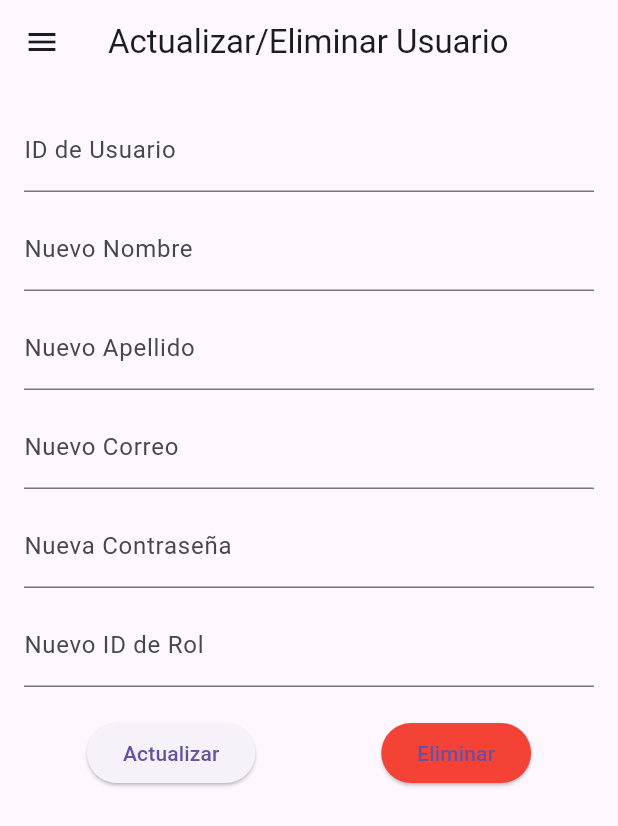
After one commit to Elfabian098/Grupo5, a Flutter app: the MantenimientoUsu screen opened directly, after a tap on "Actualizar/Eliminar Usuario", on a phone screen of 412 x 824 dp. The commit adds this screen. Shown: the top 826 px of the screen. Run offline on Flutter 3.47's test engine with Material 3 defaults, Android fonts, the light colour scheme and no system bars; our stand-ins replace shared_preferences; accounts and stored records are empty; network calls fail.

Commit message:
MAC grafica usuarios

```diff
--- /dev/null
+++ b/lib/GraficamenteMantenimientoUsuario.dart
@@ -0,0 +1,321 @@
+import 'dart:convert';
+import 'package:flutter/material.dart';
+import 'package:http/http.dart' as http;
+import 'package:guia5/NavDrawer.dart';
+
+
+
+class MantenimientoUsu extends StatelessWidget {
+  final User objUser = User();
+
+  @override
+  Widget build(BuildContext context) {
+    return Scaffold(
+      appBar: AppBar(
+        title: Text('Gestión de Usuarios'),
+      ),
+      drawer: NavDrawer(),
+      body: Center(
+        child: Column(
+          mainAxisAlignment: MainAxisAlignment.center,
+          crossAxisAlignment: CrossAxisAlignment.center,
+          children: <Widget>[
+            ElevatedButton(
+              onPressed: () {
+                // Navegar a la página para agregar usuario
+                Navigator.push(
+                  context,
+                  MaterialPageRoute(builder: (context) => AgregarUsuarioPage()),
+                );
+              },
+              child: Text('Agregar Usuario'),
+            ),
+            SizedBox(height: 20),
+            ElevatedButton(
+              onPressed: () {
+                // Navegar a la página para listar usuarios
+                Navigator.push(
+                  context,
+                  MaterialPageRoute(builder: (context) => ListarUsuariosPage()),
+                );
+              },
+              child: Text('Listar Usuarios'),
+            ),
+            SizedBox(height: 20),
+            ElevatedButton(
+              onPressed: () {
+                // Navegar a la página para actualizar o eliminar usuario
+                Navigator.push(
+                  context,
+                  MaterialPageRoute(builder: (context) => ActualizarEliminarUsuarioPage()),
+                );
+              },
+              child: Text('Actualizar/Eliminar Usuario'),
+            ),
+          ],
+        ),
+      ),
+    );
+  }
+}
+
+class User {
+  final String _url1 = "http://localhost:3000/controller/usuario.php";
+
+  Future<bool> addUser(String usu_nom, String usu_ape, String usu_correo, String usu_pass, String rol_id) async {
+    try {
+      final url = Uri.parse('$_url1?op=guardaryeditar&usu_nom=$usu_nom&usu_ape=$usu_ape&usu_correo=$usu_correo&usu_pass=$usu_pass&rol_id=$rol_id');
+      final resp = await http.get(url);
+      final decodedData = json.decode(resp.body);
+      print(decodedData);
+      if (resp.statusCode == 200) {
+        print("Usuario agregado correctamente");
+      } else {
+        print("Error al agregar usuario - Estado: ${resp.statusCode}");
+      }
+    } catch (e) {
+      print(e);
+    }
+    return true;
+  }
+
+  Future<bool> deleteUser(String usu_id) async {
+    try {
+      final url = Uri.parse('$_url1?op=eliminar&usu_id=$usu_id');
+      final resp = await http.get(url);
+
+      if (resp.statusCode == 200) {
+        final decodedData = json.decode(resp.body);
+        print(decodedData);
+        print("Usuario eliminado correctamente");
+      } else {
+        print("Error al eliminar usuario - Estado: ${resp.statusCode}");
+      }
+    } catch (e) {
+      print(e);
+    }
+    return true;
+  }
+
+  Future<bool> updateUser(String usu_id, String usu_nom, String usu_ape, String usu_correo, String usu_pass, String rol_id) async {
+    try {
+      final url = Uri.parse('$_url1?op=guardaryeditar&usu_id=$usu_id&usu_nom=$usu_nom&usu_ape=$usu_ape&usu_correo=$usu_correo&usu_pass=$usu_pass&rol_id=$rol_id');
+      final resp = await http.get(url);
+      final decodedData = json.decode(resp.body);
+      print(decodedData);
+      if (resp.statusCode == 200) {
+        print("Usuario actualizado correctamente");
+      } else {
+        print("Error al actualizar usuario - Estado: ${resp.statusCode}");
+      }
+    } catch (e) {
+      print(e);
+    }
+    return true;
+  }
+
+  Future<List<dynamic>> listUsers() async {
+    try {
+      final url = Uri.parse('$_url1?op=listar');
+      final resp = await http.get(url);
+
+      if (resp.statusCode == 200) {
+        final decodedData = json.decode(resp.body);
+        List<dynamic> users = decodedData['aaData'];
+        return users;
+      } else {
+        print("Error al listar usuarios - Estado: ${resp.statusCode}");
+        return [];
+      }
+    } catch (e) {
+      print(e);
+      return [];
+    }
+  }
+}
+
+class AgregarUsuarioPage extends StatelessWidget {
+  final TextEditingController nombreController = TextEditingController();
+  final TextEditingController apellidoController = TextEditingController();
+  final TextEditingController correoController = TextEditingController();
+  final TextEditingController passwordController = TextEditingController();
+  final TextEditingController rolController = TextEditingController();
+
+  @override
+  Widget build(BuildContext context) {
+    return Scaffold(
+      appBar: AppBar(
+        title: Text('Agregar Usuario'),
+      ),
+      drawer: NavDrawer(),
+      body: Padding(
+        padding: const EdgeInsets.all(16.0),
+        child: Column(
+          crossAxisAlignment: CrossAxisAlignment.stretch,
+          children: [
+            TextField(
+              controller: nombreController,
+              decoration: InputDecoration(labelText: 'Nombre'),
+            ),
+            SizedBox(height: 10),
+            TextField(
+              controller: apellidoController,
+              decoration: InputDecoration(labelText: 'Apellido'),
+            ),
+            SizedBox(height: 10),
+            TextField(
+              controller: correoController,
+              decoration: InputDecoration(labelText: 'Correo'),
+            ),
+            SizedBox(height: 10),
+            TextField(
+              controller: passwordController,
+              decoration: InputDecoration(labelText: 'Contraseña'),
+            ),
+            SizedBox(height: 10),
+            TextField(
+              controller: rolController,
+              decoration: InputDecoration(labelText: 'ID de Rol'),
+            ),
+            SizedBox(height: 20),
+            ElevatedButton(
+              onPressed: () {
+                User().addUser(
+                  nombreController.text,
+                  apellidoController.text,
+                  correoController.text,
+                  passwordController.text,
+                  rolController.text,
+                );
+                Navigator.pop(context);
+              },
+              child: Text('Agregar'),
+            ),
+          ],
+        ),
+      ),
+    );
+  }
+}
+
+class ListarUsuariosPage extends StatelessWidget {
+  @override
+  Widget build(BuildContext context) {
+    return Scaffold(
+      appBar: AppBar(
+        title: Text('Listar Usuarios'),
+      ),
+      drawer: NavDrawer(),
+      body: FutureBuilder<List<dynamic>>(
+        future: User().listUsers(),
+        builder: (context, snapshot) {
+          if (snapshot.connectionState == ConnectionState.waiting) {
+            return Center(child: CircularProgressIndicator());
+          } else {
+            if (snapshot.hasError) {
+              return Center(child: Text('Error al cargar datos'));
+            } else {
+              List<dynamic> users = snapshot.data ?? [];
+              return ListView.builder(
+                itemCount: users.length,
+                itemBuilder: (context, index) {
+                  return ListTile(
+                    title: Text(users[index][0] ?? ''),
+                    subtitle: Text(users[index][1] ?? ''),
+                    // Añade más detalles según necesites
+                  );
+                },
+              );
+            }
+          }
+        },
+      ),
+    );
+  }
+}
+
+class ActualizarEliminarUsuarioPage extends StatelessWidget {
+  final TextEditingController idController = TextEditingController();
+  final TextEditingController nombreController = TextEditingController();
+  final TextEditingController apellidoController = TextEditingController();
+  final TextEditingController correoController = TextEditingController();
+  final TextEditingController passwordController = TextEditingController();
+  final TextEditingController rolController = TextEditingController();
+
+  @override
+  Widget build(BuildContext context) {
+    return Scaffold(
+      appBar: AppBar(
+        title: Text('Actualizar/Eliminar Usuario'),
+      ),
+      drawer: NavDrawer(),
+      body: Padding(
+        padding: const EdgeInsets.all(16.0),
+        child: Column(
+          crossAxisAlignment: CrossAxisAlignment.stretch,
+          children: [
+            TextField(
+              controller: idController,
+              decoration: InputDecoration(labelText: 'ID de Usuario'),
+            ),
+            SizedBox(height: 10),
+            TextField(
+              controller: nombreController,
+              decoration: InputDecoration(labelText: 'Nuevo Nombre'),
+            ),
+            SizedBox(height: 10),
+            TextField(
+              controller: apellidoController,
+              decoration: InputDecoration(labelText: 'Nuevo Apellido'),
+            ),
+            SizedBox(height: 10),
+            TextField(
+              controller: correoController,
+              decoration: InputDecoration(labelText: 'Nuevo Correo'),
+            ),
+            SizedBox(height: 10),
+            TextField(
+              controller: passwordController,
+              decoration: InputDecoration(labelText: 'Nueva Contraseña'),
+            ),
+            SizedBox(height: 10),
+            TextField(
+              controller: rolController,
+              decoration: InputDecoration(labelText: 'Nuevo ID de Rol'),
+            ),
+            SizedBox(height: 20),
+            Row(
+              mainAxisAlignment: MainAxisAlignment.spaceAround,
+              children: [
+                ElevatedButton(
+                  onPressed: () {
+                    User().updateUser(
+                      idController.text,
+                      nombreController.text,
+                      apellidoController.text,
+                      correoController.text,
+                      passwordController.text,
+                      rolController.text,
+                    );
+                    Navigator.pop(context);
+                  },
+                  child: Text('Actualizar'),
+                ),
+                ElevatedButton(
+                  onPressed: () {
+                    User().deleteUser(idController.text);
+                    Navigator.pop(context);
+                  },
+                  style: ButtonStyle(
+                    backgroundColor: MaterialStateProperty.all<Color>(Colors.red),
+                  ),
+                  child: Text('Eliminar'),
+                ),
+              ],
+            ),
+          ],
+        ),
+      ),
+    );
+  }
+}
--- a/lib/NavDrawer.dart
+++ b/lib/NavDrawer.dart
@@ -5,6 +5,8 @@ import 'Perfil.dart';
 import 'Contacto.dart';
 import 'main.dart';
 import 'ListaCursos.dart';
+import 'GraficamenteMantenimientoUsuario.dart';
+
 
 class NavDrawer extends StatelessWidget {
   Future<String> _cargarPreferencia() async {
@@ -158,6 +160,24 @@ class NavDrawer extends StatelessWidget {
                 ),
                 ListTile(
                   title: Text(
+                    "CRUD-Usuarios",
+                    style: TextStyle(
+                      fontWeight: FontWeight.bold, // Hace el texto más grueso
+                      fontSize: 16, // Ajusta el tamaño del texto si es necesario
+                    ),
+                  ),
+                  leading: Icon(Icons.build_circle, color: Colors.black),
+                  onTap: () {
+                    Navigator.of(context).pop();
+                    Navigator.of(context).push(MaterialPageRoute(
+                        builder: (BuildContext context) => MantenimientoUsu()));
+                  },
+                ),
+                Divider(
+                  color: Colors.black,
+                ),
+                ListTile(
+                  title: Text(
                     "Salir",
                     style: TextStyle(
                       fontWeight: FontWeight.bold, // Hace el texto más grueso
@@ -171,6 +191,7 @@ class NavDrawer extends StatelessWidget {
                         builder: (BuildContext context) => LoginPage()));
                   },
                 ),
+
               ],
             );
           }
--- a/lib/main.dart
+++ b/lib/main.dart
@@ -268,6 +268,10 @@ class _LoginPageState extends State<LoginPage> {
 
                                 if (email.isNotEmpty && password.isNotEmpty) {
                                   // Buscar usuario y clave
+
+
+
+                                  // CONECTAR AL PHP
                                   if (buscarUsuario(email, password)) {
                                     // Guardar el nombre del usuario o el correo
                                     await _guardarDato1(email);
```
